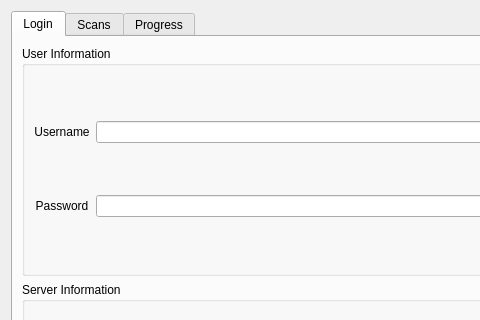
This is qtCreatorFiles/ui_iic.ui in plomgrading/plom as Qt 5 draws it before an edit; both pictures show x 0 to 480 and y 0 to 320 of the 934 by 652 pixel window. The edited form follows.
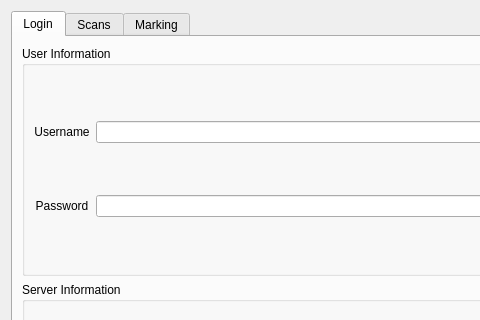
This is the edited form.

```diff
--- a/qtCreatorFiles/ui_iic.ui
+++ b/qtCreatorFiles/ui_iic.ui
@@ -347,7 +347,7 @@
        <bool>false</bool>
       </property>
       <attribute name="title">
-       <string>Progress</string>
+       <string>Marking</string>
       </attribute>
       <layout class="QVBoxLayout" name="verticalLayout_5">
        <item>
```
